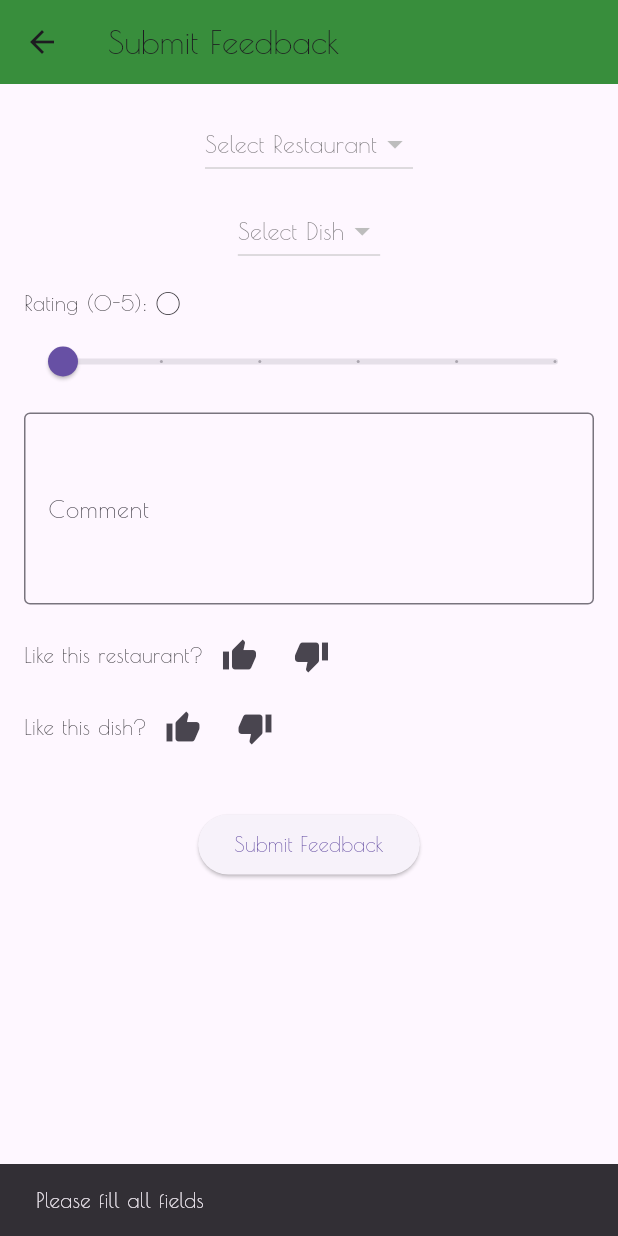
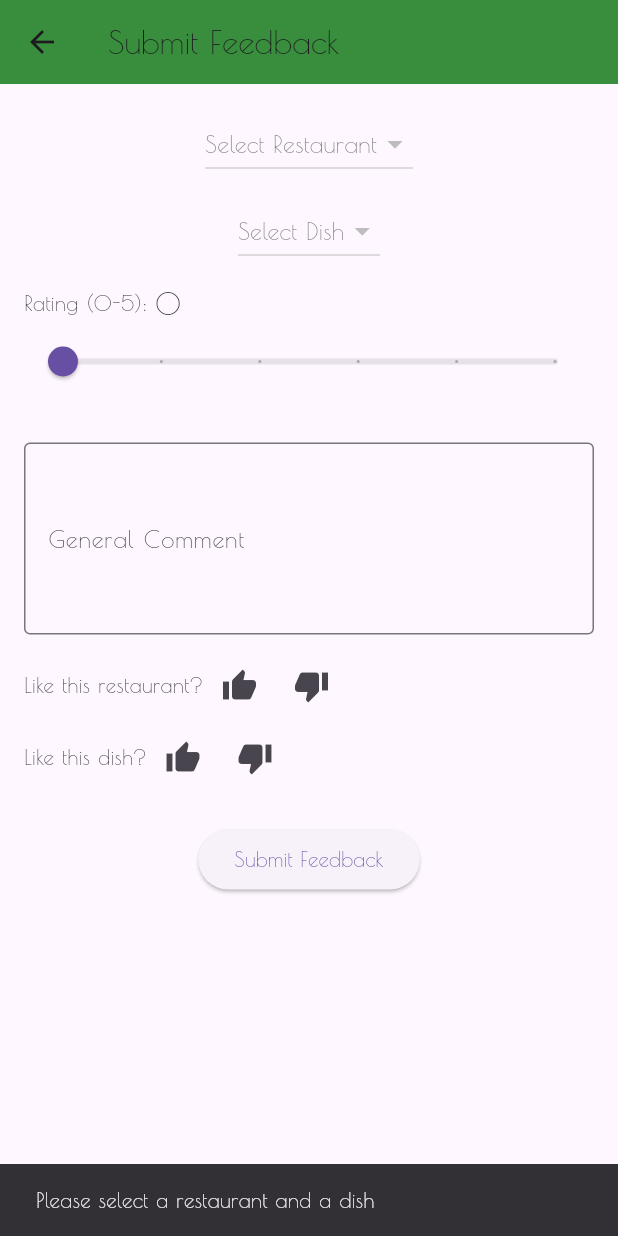
Before and after one commit to ValtteriJokisaari/smartfood, a Flutter app: the FeedbackScreen screen opened directly with empty values, after a tap on "Submit Feedback", on a phone screen of 412 x 824 dp. Run offline on Flutter 3.47's test engine with Material 3 defaults, Android fonts, the phone set to English and light mode, and no system bars; our stand-ins replace cloud_firestore, dropdown_button2, firebase_auth, firebase_core, flutter_dotenv, flutter_markdown and 3 more; accounts and stored records are empty.

Commit message:
dish and restaurant comments

```diff
--- a/lib/screens/feedback.dart
+++ b/lib/screens/feedback.dart
@@ -26,41 +26,36 @@ class FeedbackScreen extends StatefulWidget {
 class _FeedbackScreenState extends State<FeedbackScreen> {
   final TextEditingController _ratingController = TextEditingController();
   final TextEditingController _commentController = TextEditingController();
-  String _feedbackMessage = "";
+  final Map<String, TextEditingController> _restaurantComments = {};
+  final Map<String, TextEditingController> _dishComments = {};
+
+  String? _selectedRestaurant;
+  String? _selectedDish;
+
   List<String> _likedRestaurants = [];
   List<String> _dislikedRestaurants = [];
   List<String> _likedFoods = [];
   List<String> _dislikedFoods = [];
-
-  String? _selectedRestaurant;
-  String? _selectedDish;
-
-  // Filtered menus based on the selected restaurant
-  List<Map<String, String>> _filteredMenus = [];
 
   int _rating = 0;  // Store the rating as an integer
 
   @override
   void initState() {
     super.initState();
-    _filteredMenus = widget.menus;  // Initially, all menus are available
   }
 
   void _onRestaurantChanged(String? value) {
     setState(() {
       _selectedRestaurant = value;
-      // Filter dishes based on the selected restaurant
-      _filteredMenus = widget.menus
-          .where((menu) => menu['restaurant'] == _selectedRestaurant)
-          .toList();
-      // Reset the dish selection
-      _selectedDish = null;
+      _selectedDish = null; // Reset dish selection when restaurant changes
+      _commentController.clear(); // Clear general comment
     });
   }
 
   void _onDishChanged(String? value) {
     setState(() {
       _selectedDish = value;
+      _commentController.clear(); // Clear general comment when dish changes
     });
   }
 
@@ -117,34 +112,36 @@ class _FeedbackScreenState extends State<FeedbackScreen> {
   }
 
   Future<void> _submitFeedback() async {
-    String comment = _commentController.text;
-
-    if (comment.isEmpty || _selectedRestaurant == null || _selectedDish == null) {
+    if (_selectedRestaurant == null || _selectedDish == null) {
       ScaffoldMessenger.of(context).showSnackBar(
-        const SnackBar(content: Text("Please fill all fields")),
+        const SnackBar(content: Text("Please select a restaurant and a dish")),
       );
       return;
     }
+
+    String restaurantComment = _restaurantComments[_selectedRestaurant]?.text ?? "";
+    String dishComment = _dishComments[_selectedDish]?.text ?? "";
 
     try {
       Feedback feedback = Feedback(
         menuId: widget.menuId,
         userId: widget.userId,
-        rating: _rating,  // Using the stored rating value
-        comment: comment,
+        rating: _rating,
+        comment: _commentController.text,
         dietaryRestrictions: widget.dietaryRestrictions,
         allergies: widget.allergies,
         timestamp: Timestamp.now(),
         aiResponse: widget.aiResponse,
         restaurant: _selectedRestaurant!,
         dish: _selectedDish!,
+        restaurantComment: restaurantComment,
+        dishComment: dishComment,
         likedRestaurants: _likedRestaurants,
         dislikedRestaurants: _dislikedRestaurants,
         likedFoods: _likedFoods,
         dislikedFoods: _dislikedFoods,
       );
 
-      // Send feedback to Firestore under the user's specific menu
       await FirebaseFirestore.instance
           .collection('feedback')
           .doc(widget.userId)
@@ -196,7 +193,9 @@ class _FeedbackScreenState extends State<FeedbackScreen> {
                 value: _selectedDish,
                 hint: const Text("Select Dish"),
                 onChanged: _onDishChanged,
-                items: _filteredMenus.map((menu) {
+                items: widget.menus
+                    .where((menu) => menu['restaurant'] == _selectedRestaurant)
+                    .map((menu) {
                   return DropdownMenuItem<String>(
                     value: menu['dish'],
                     child: Text(menu['dish'] ?? ''),
@@ -225,18 +224,49 @@ class _FeedbackScreenState extends State<FeedbackScreen> {
                 },
               ),
               const SizedBox(height: 10),
-              // Comment input
+
+              // Comment input for restaurant (if any)
+              if (_selectedRestaurant != null)
+                TextField(
+                  controller: _restaurantComments.putIfAbsent(
+                    _selectedRestaurant!,
+                    () => TextEditingController(),
+                  ),
+                  decoration: InputDecoration(
+                    labelText: 'Comment for ${_selectedRestaurant!}',
+                    border: OutlineInputBorder(),
+                  ),
+                  maxLines: 2,
+                ),
+              const SizedBox(height: 10),
+
+              // Comment input for dish (if any)
+              if (_selectedDish != null)
+                TextField(
+                  controller: _dishComments.putIfAbsent(
+                    _selectedDish!,
+                    () => TextEditingController(),
+                  ),
+                  decoration: InputDecoration(
+                    labelText: 'Comment for ${_selectedDish!}',
+                    border: OutlineInputBorder(),
+                  ),
+                  maxLines: 2,
+                ),
+              const SizedBox(height: 10),
+
+              // General comment input
               TextField(
                 controller: _commentController,
                 decoration: const InputDecoration(
-                  labelText: 'Comment',
+                  labelText: 'General Comment',
                   border: OutlineInputBorder(),
                 ),
                 maxLines: 4,
               ),
               const SizedBox(height: 10),
 
-              // User feedback options for liking or disliking restaurant/dish
+              // Like/Dislike Restaurant
               Row(
                 children: [
                   const Text("Like this restaurant?"),
@@ -256,6 +286,8 @@ class _FeedbackScreenState extends State<FeedbackScreen> {
                   ),
                 ],
               ),
+
+              // Like/Dislike Dish
               Row(
                 children: [
                   const Text("Like this dish?"),
@@ -275,17 +307,6 @@ class _FeedbackScreenState extends State<FeedbackScreen> {
                   ),
                 ],
               ),
-              const SizedBox(height: 10),
-
-              // Display liked and disliked items
-              if (_likedRestaurants.isNotEmpty)
-                Text("Liked Restaurants: ${_likedRestaurants.join(', ')}"),
-              if (_dislikedRestaurants.isNotEmpty)
-                Text("Disliked Restaurants: ${_dislikedRestaurants.join(', ')}"),
-              if (_likedFoods.isNotEmpty)
-                Text("Liked Dishes: ${_likedFoods.join(', ')}"),
-              if (_dislikedFoods.isNotEmpty)
-                Text("Disliked Dishes: ${_dislikedFoods.join(', ')}"),
 
               const SizedBox(height: 20),
 
@@ -293,12 +314,6 @@ class _FeedbackScreenState extends State<FeedbackScreen> {
               ElevatedButton(
                 onPressed: _submitFeedback,
                 child: const Text('Submit Feedback'),
-              ),
-              const SizedBox(height: 10),
-              // Feedback status message
-              Text(
-                _feedbackMessage,
-                style: TextStyle(color: Colors.green[700]),
               ),
             ],
           ),
@@ -320,6 +335,8 @@ class Feedback {
   final String aiResponse;
   final String restaurant;
   final String dish;
+  final String restaurantComment;
+  final String dishComment;
   final List<String> likedRestaurants;
   final List<String> dislikedRestaurants;
   final List<String> likedFoods;
@@ -336,6 +353,8 @@ class Feedback {
     required this.aiResponse,
     required this.restaurant,
     required this.dish,
+    required this.restaurantComment,
+    required this.dishComment,
     required this.likedRestaurants,
     required this.dislikedRestaurants,
     required this.likedFoods,
@@ -355,6 +374,8 @@ class Feedback {
       'aiResponse': aiResponse,
       'restaurant': restaurant,
       'dish': dish,
+      'restaurantComment': restaurantComment,
+      'dishComment': dishComment,
       'likedRestaurants': likedRestaurants,
       'dislikedRestaurants': dislikedRestaurants,
       'likedFoods': likedFoods,
```
